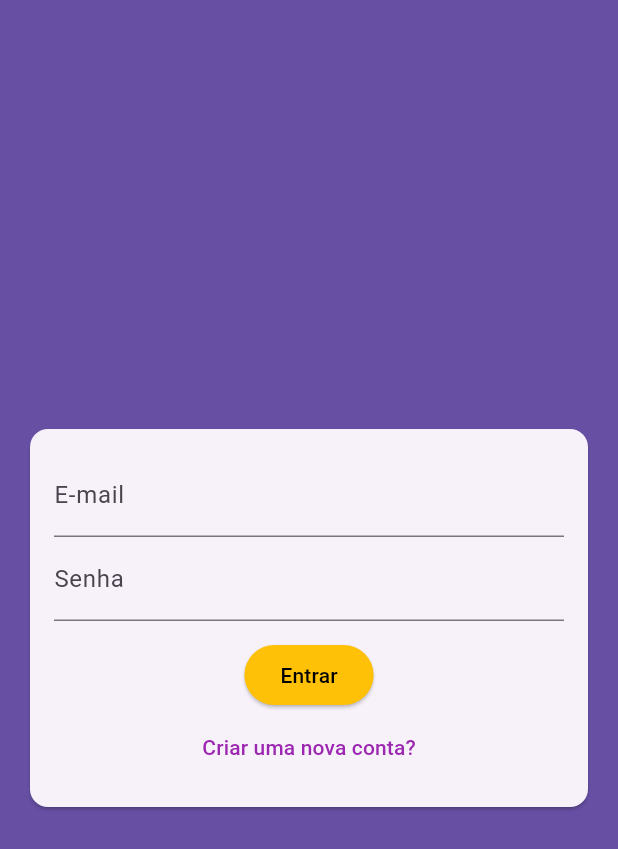
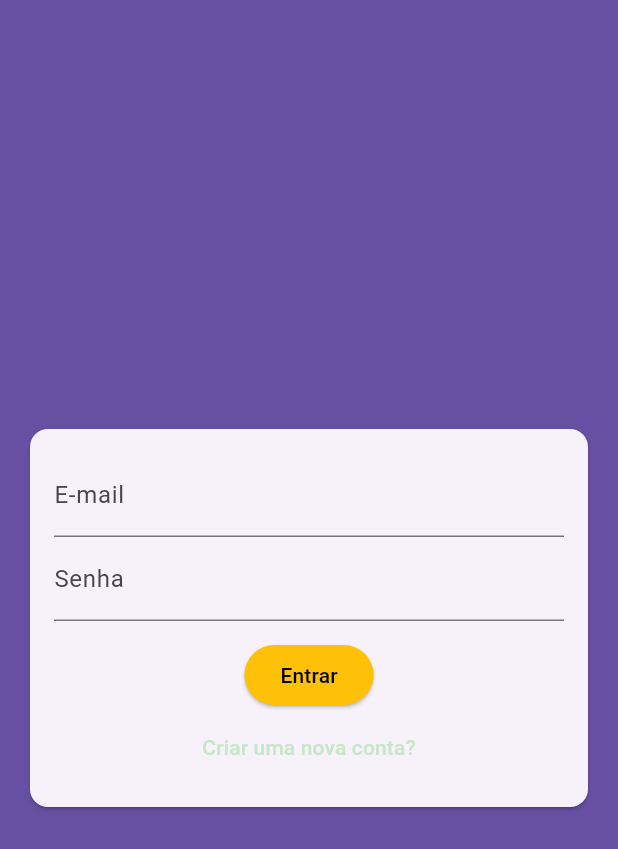
Before and after one commit to JoaoSoter/volante, a Flutter app: the screen it shows after launch, on a phone screen of 412 x 824 dp. Shown: the top 849 px of the screen. Run offline on Flutter 3.47's test engine with Material 3 defaults, Android fonts, the phone set to English and light mode, and no system bars; our stand-ins replace firebase_auth, firebase_core, google_fonts, google_maps_flutter, image_picker; missing offline and left inert: flutter_polyline_points_plus; accounts and stored records are empty.

```diff
--- a/lib/main.dart
+++ b/lib/main.dart
@@ -28,11 +28,11 @@ class MyApp extends StatelessWidget {
     return MaterialApp(
       debugShowCheckedModeBanner: false,
       theme: ThemeData.light().copyWith(
-        scaffoldBackgroundColor: Colors.yellow[200],
+        scaffoldBackgroundColor: Colors.blue[200],
         // Define a cor de fundo do seu aplicativo
-        appBarTheme: const AppBarTheme(color: Colors.amber),
+        appBarTheme: AppBarTheme(color: Colors.blue[500]),
         colorScheme: theme.colorScheme.copyWith(
-          primary: Colors.purple,
+          primary: Colors.green[100],
           onPrimary: Colors.white,
           secondary: const Color.fromARGB(255, 223, 27, 12),
           onSecondary: Colors.white,
```
Also changed, not shown: lib/core/models/order_tracking_page.dart (+56 -1 lines), 3 other files.
